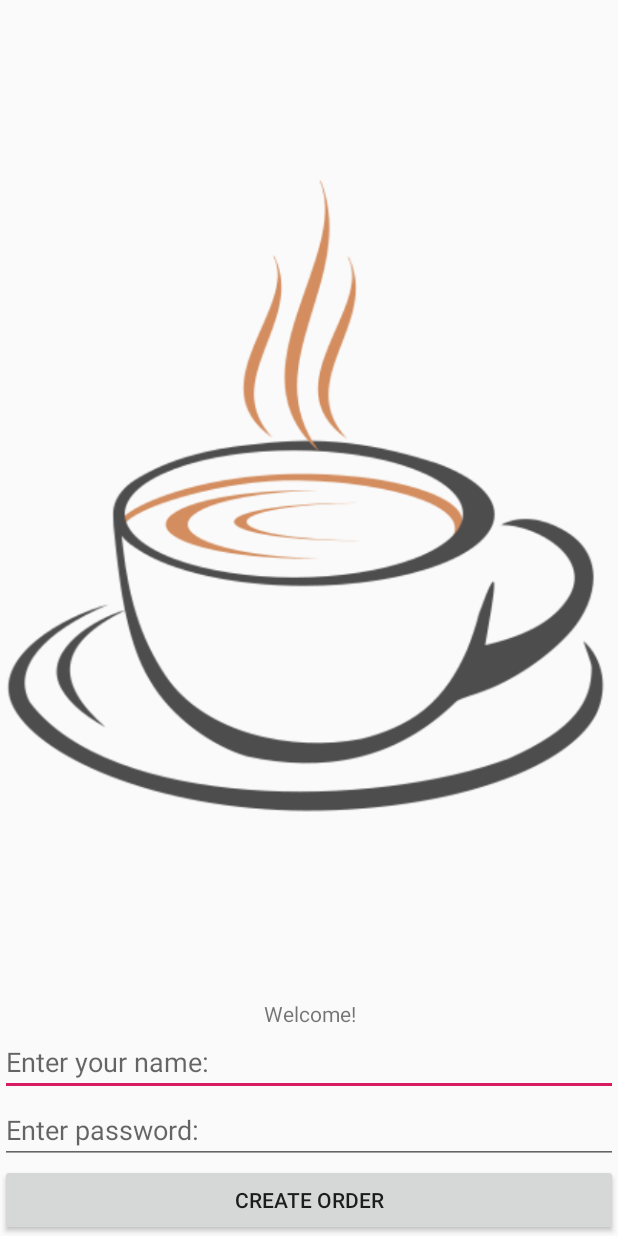
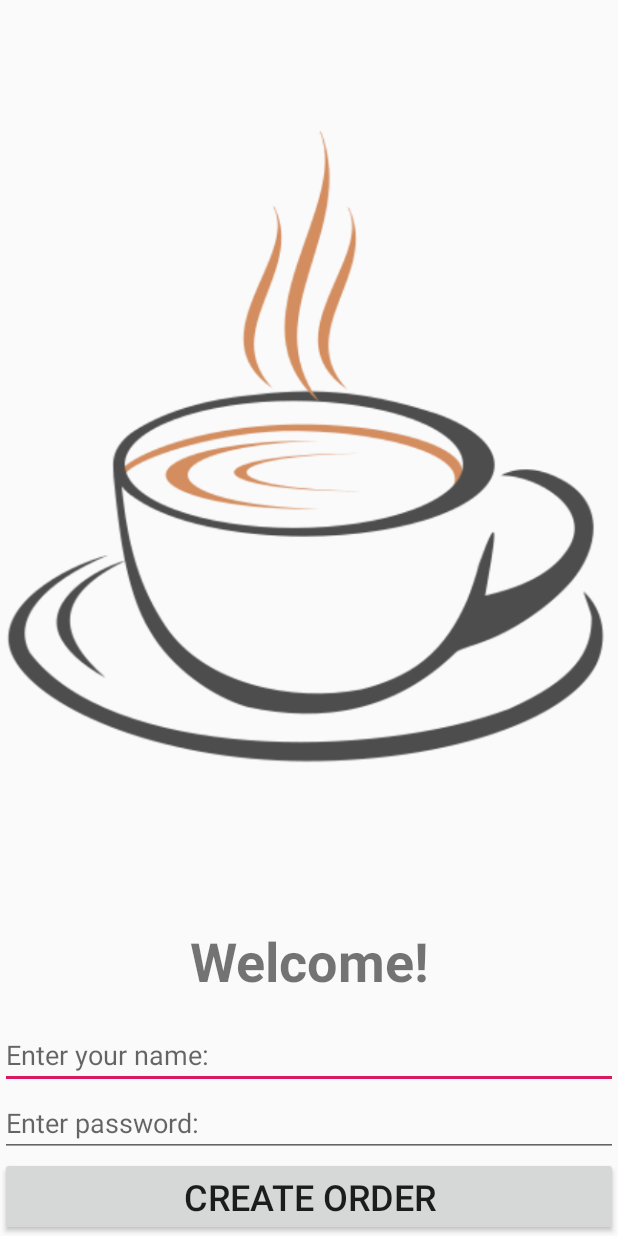
Before and after one commit to alebra42/test-cafe-order, an Android app: the layout activity_login.xml on its own in the app's theme, with its tools: preview values and no code run, on a phone screen of 412 x 824 dp. Run offline under Robolectric (Android 15) with nearby library versions, the phone set to English and light mode, and no system bars.

Commit message:
Improved components view Disabled default action bar

```diff
--- a/app/src/main/res/layout/activity_login.xml
+++ b/app/src/main/res/layout/activity_login.xml
@@ -16,7 +16,11 @@
     <TextView
         android:layout_width="match_parent"
         android:layout_height="wrap_content"
+        android:layout_marginTop="16dp"
+        android:layout_marginBottom="16dp"
         android:gravity="center"
+        android:textSize="36sp"
+        android:textStyle="bold"
         android:text="@string/text_welcome" />
 
     <EditText
@@ -35,6 +39,7 @@
         android:id="@+id/buttonCreateOrder"
         android:layout_width="match_parent"
         android:layout_height="wrap_content"
+        android:textSize="24sp"
         android:text="@string/text_create_order"
         android:textAllCaps="true" />
 </LinearLayout>
--- a/app/src/main/res/values/styles.xml
+++ b/app/src/main/res/values/styles.xml
@@ -1,7 +1,7 @@
 <resources>
 
     <!-- Base application theme. -->
-    <style name="AppTheme" parent="Theme.AppCompat.Light.DarkActionBar">
+    <style name="AppTheme" parent="Theme.AppCompat.Light.NoActionBar">
         <!-- Customize your theme here. -->
         <item name="colorPrimary">@color/colorPrimary</item>
         <item name="colorPrimaryDark">@color/colorPrimaryDark</item>
```
